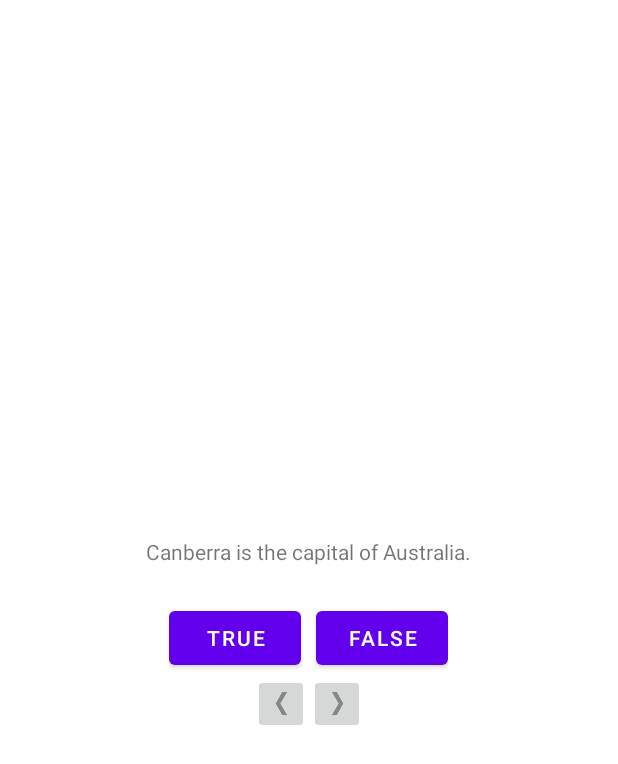
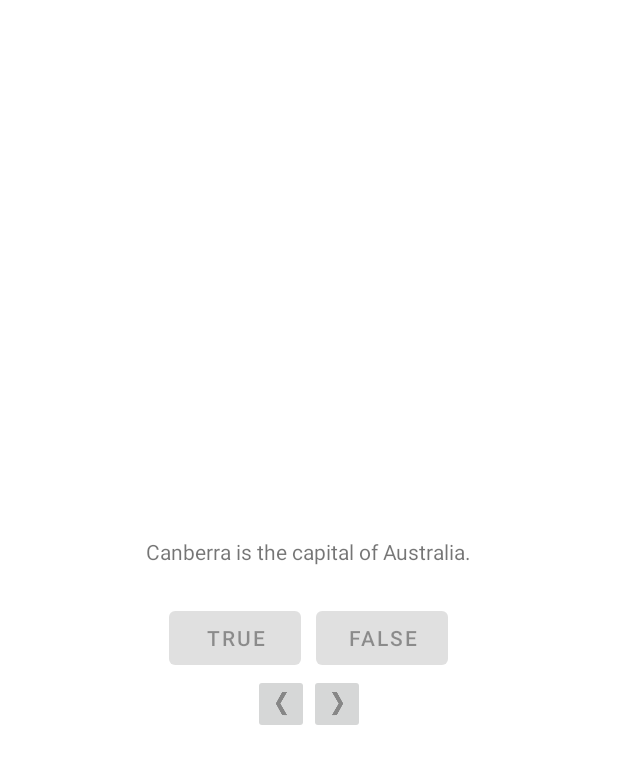
Before and after one commit to chydikO/GeoQuizApp, an Android app: the screen it shows after launch (MainActivity), after a tap on "TRUE", on a phone screen of 412 x 824 dp. Shown: the top 764 px of the screen. Run offline under Robolectric (Android 15) with nearby library versions, the phone set to English and light mode, and no system bars.

Commit message:
add enable & disable button

```diff
--- a/app/src/main/java/com/chudnovskiy/geoquizapp/MainActivity.kt
+++ b/app/src/main/java/com/chudnovskiy/geoquizapp/MainActivity.kt
@@ -45,16 +45,29 @@ class MainActivity : AppCompatActivity() {
         trueButton.setOnClickListener() {
 //            displayToastAboveButton(trueButton, R.string.correct_toast)
             checkAnswer(true)
+            setDisableButton()
         }
         falseButton.setOnClickListener {
 //            displayToastAboveButton(falseButton, R.string.incorrect_toast)
             checkAnswer(false)
+            setDisableButton()
         }
         nextButton.setOnClickListener {
             currentIndex = (currentIndex + 1) % questionBank.size
             updateQuestion()
+            setEnableButton()
         }
         updateQuestion()
+    }
+
+    private fun setDisableButton() {
+        trueButton.isEnabled = false
+        falseButton.isEnabled = false
+    }
+
+    private fun setEnableButton() {
+        trueButton.isEnabled = true
+        falseButton.isEnabled = true
     }
 
     override fun onStart() {
@@ -83,8 +96,17 @@ class MainActivity : AppCompatActivity() {
     }
 
     private fun updateQuestion() {
-        val questionTextResId = questionBank[currentIndex].textResId
-        questionTextView.setText(questionTextResId)
+
+        // Регистрация сообщения с уровнем регистрации "debug"
+        Log.d(TAG, "Current question index: $currentIndex")
+        try {
+            val questionTextResId = questionBank[currentIndex].textResId
+            questionTextView.setText(questionTextResId)
+        } catch (ex: ArrayIndexOutOfBoundsException) {
+            // Регистрация сообщения с уровнем регистрации "error" с трассировкой стека исключений
+            Log.e(TAG, "Index was out of bounds", ex)
+        }
+
     }
 
     private fun checkAnswer(userAnswer: Boolean) {
```
